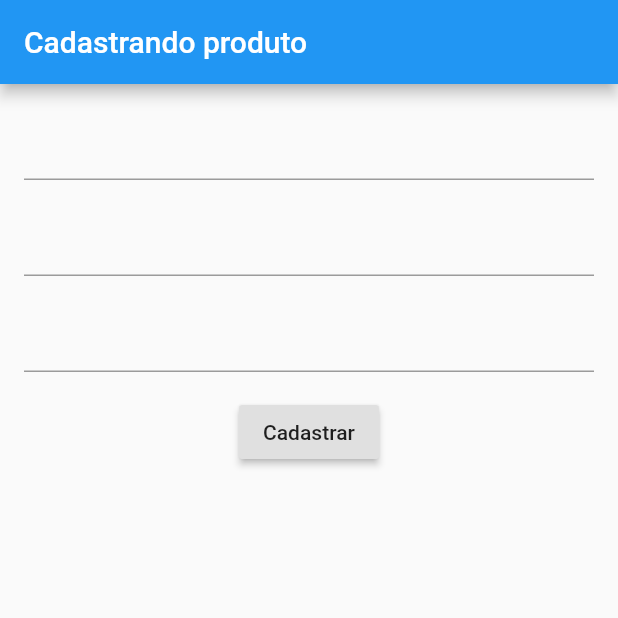
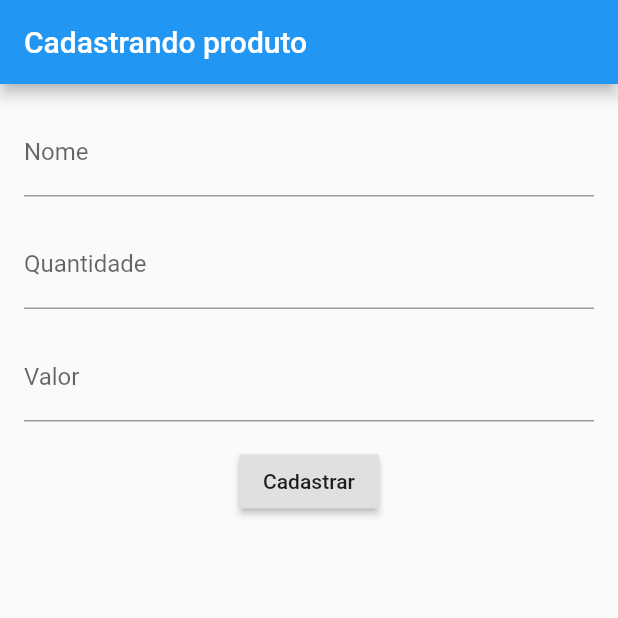
Before and after one commit to sinngjpeg/caelum-bootcamp-android-flutter, a Flutter app: the screen it shows after launch, on a phone screen of 412 x 824 dp, the top half of it. Run offline on Flutter 3.47's test engine with Material 2 defaults, Android fonts, the phone set to English and light mode, and no system bars; our stand-ins replace sqflite; accounts and stored records are empty.

Commit message:
criando os labels

```diff
--- a/mercado/lib/main.dart
+++ b/mercado/lib/main.dart
@@ -23,17 +23,26 @@ class MyApp extends StatelessWidget {
             children: <Widget>[
               TextField(
                 controller: _controladorNome,
+                decoration: InputDecoration(
+                  labelText: 'Nome'
+                ),
               ),
               Padding(
                 padding: const EdgeInsets.only(top: 16.0),
                 child: TextField(
                   controller: _controladorQuantidade,
+                  decoration: InputDecoration(
+                    labelText: 'Quantidade'
+                  ),
                 ),
               ),
               Padding(
                 padding: const EdgeInsets.only(top: 16.0),
                 child: TextField(
                   controller: _controladorValor,
+                  decoration: InputDecoration(
+                    labelText: 'Valor'
+                  ),
                 ),
               ),
               Padding(
```
